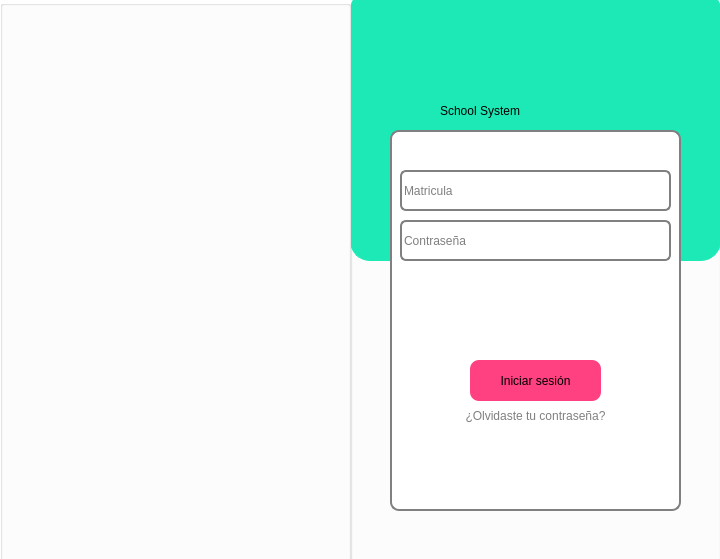
Before: the Qt Designer form SCS/inicio.ui in sagarme17/SCS, drawn with Qt 5.
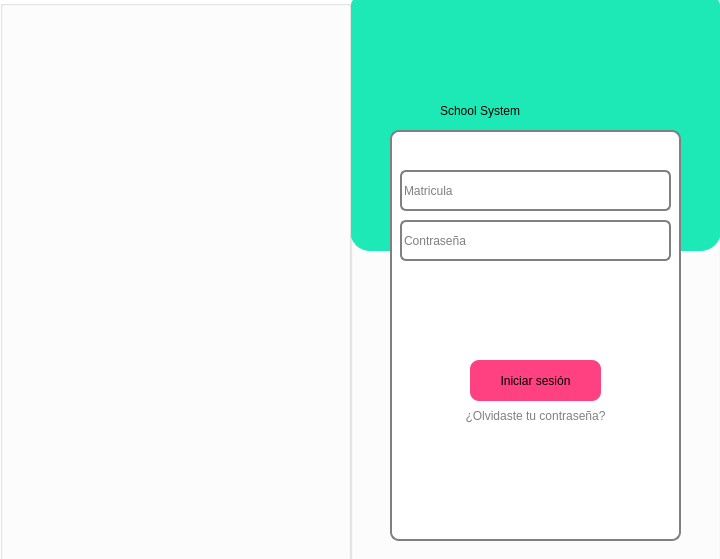
After: the same form once the commit is applied. Icons and pictures are not drawn.

The edit to the form file:
```diff
--- a/SCS/inicio.ui
+++ b/SCS/inicio.ui
@@ -37,7 +37,7 @@
       <x>0</x>
       <y>-10</y>
       <width>371</width>
-      <height>271</height>
+      <height>261</height>
      </rect>
     </property>
     <property name="styleSheet">
@@ -53,7 +53,7 @@
       <x>40</x>
       <y>130</y>
       <width>291</width>
-      <height>381</height>
+      <height>411</height>
      </rect>
     </property>
     <property name="styleSheet">
```
